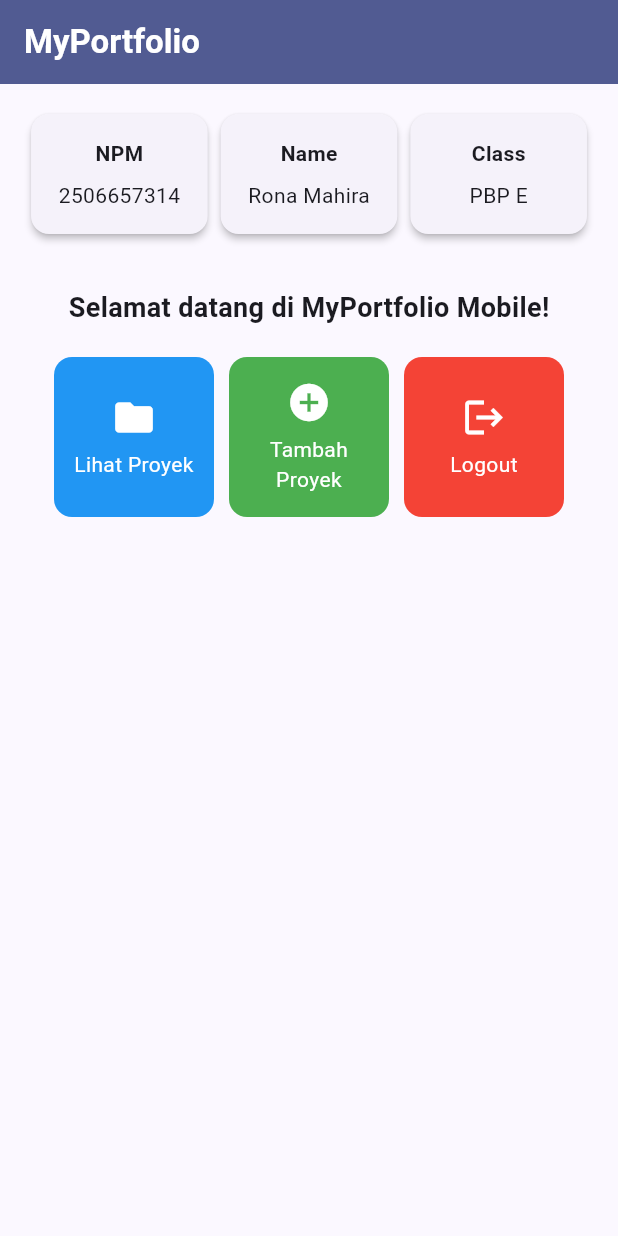
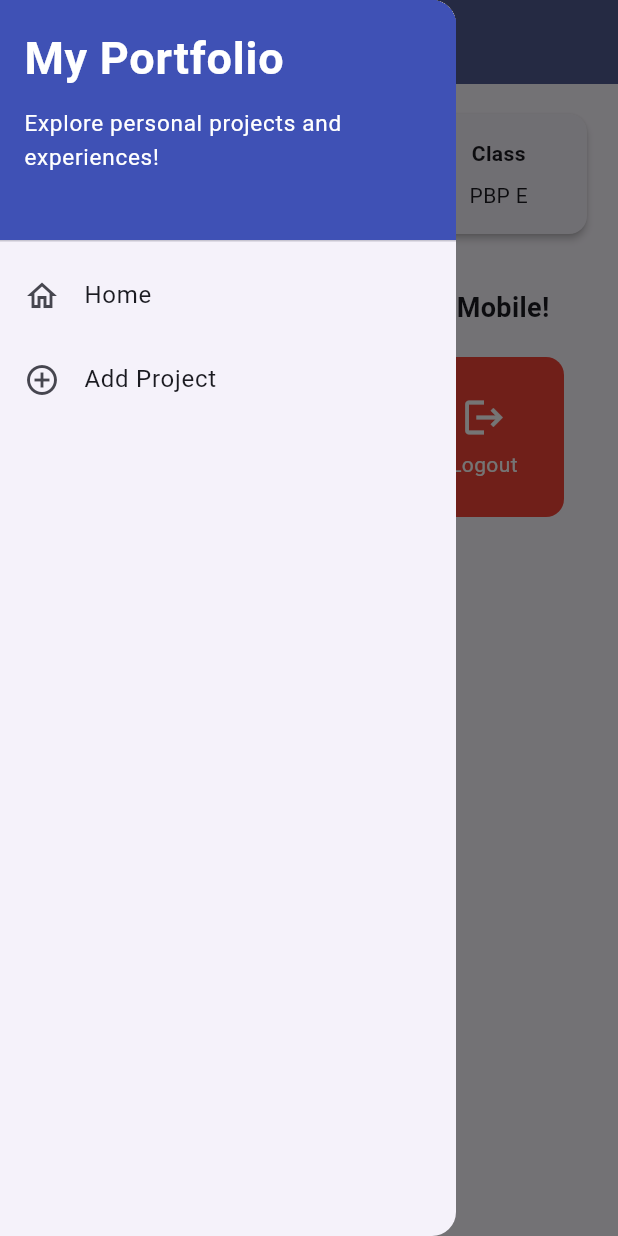
Before and after one commit to meronash/myportofolio_mobile, a Flutter app: the screen it shows after launch, with the side drawer open (before the commit the screen has no drawer), on a phone screen of 412 x 824 dp. Run offline on Flutter 3.47's test engine with Material 3 defaults, Android fonts, the phone set to English and light mode, and no system bars; our stand-ins replace material_ui.

Commit message:
feat: Add Drawer Menu for Navigation

```diff
--- a/lib/main.dart
+++ b/lib/main.dart
@@ -1,4 +1,4 @@
-import 'package:flutter/material.dart';
+import 'package:material_ui/material_ui.dart';
 import 'package:myportofolio_mobile/menu.dart';
 
 void main() {
--- a/lib/menu.dart
+++ b/lib/menu.dart
@@ -1,4 +1,5 @@
-import 'package:flutter/material.dart';
+import 'package:material_ui/material_ui.dart';
+import 'package:myportofolio_mobile/widgets/left_drawer.dart';
 
 class MyHomePage extends StatelessWidget {
   MyHomePage({super.key});
@@ -27,7 +28,9 @@ class MyHomePage extends StatelessWidget {
           ),
         ),
         backgroundColor: Theme.of(context).colorScheme.primary,
+        iconTheme: const IconThemeData(color: Colors.white)
       ),
+      drawer: const LeftDrawer(),
       // Body halaman utama dengan padding di sekelilingnya.
       body: Padding(
         padding: const EdgeInsets.all(16.0),
--- /dev/null
+++ b/lib/widgets/left_drawer.dart
@@ -0,0 +1,65 @@
+import 'package:myportofolio_mobile/menu.dart';
+import 'package:material_ui/material_ui.dart';
+
+class LeftDrawer extends StatelessWidget {
+  const LeftDrawer({super.key});
+
+  @override
+  Widget build(BuildContext context) {
+    return Drawer(
+      child: ListView(
+        children: [
+          const DrawerHeader(
+            decoration: BoxDecoration(
+              color: Colors.indigo,
+            ),
+            child: Column(
+              crossAxisAlignment: CrossAxisAlignment.start,
+              children: [
+                Text(
+                  'My Portfolio',
+                  style: TextStyle(
+                    fontSize: 30,
+                    fontWeight: FontWeight.bold,
+                    color: Colors.white,
+                  ),
+                ),
+                SizedBox(height: 10),
+                Text(
+                  'Explore personal projects and experiences!',
+                  style: TextStyle(
+                    fontSize: 15,
+                    color: Colors.white,
+                  ),
+                ),
+              ],
+            ),
+          ),
+          ListTile(
+            leading: const Icon(Icons.home_outlined),
+            title: const Text('Home'),
+            // Navigasi ke halaman utama portofolio
+            onTap: () {
+              Navigator.pushReplacement(
+                context,
+                MaterialPageRoute(
+                  builder: (context) => MyHomePage(),
+                ),
+              );
+            },
+          ),
+          ListTile(
+            leading: const Icon(Icons.add_circle_outline),
+            title: const Text('Add Project'),
+            // Navigasi ke halaman tambah proyek
+            onTap: () {
+              /*
+              TODO: Buatlah routing ke halaman ProjectFormPage yang akan dibuat nanti.
+              */
+            },
+          ),
+        ],
+      ),
+    );
+  }
+}
--- a/pubspec.yaml
+++ b/pubspec.yaml
@@ -34,6 +34,7 @@ dependencies:
   # The following adds the Cupertino Icons font to your application.
   # Use with the CupertinoIcons class for iOS style icons.
   cupertino_icons: ^1.0.8
+  material_ui: ^1.11.0
 
 dev_dependencies:
   flutter_test:
```
Also changed, not shown: pubspec.lock.
